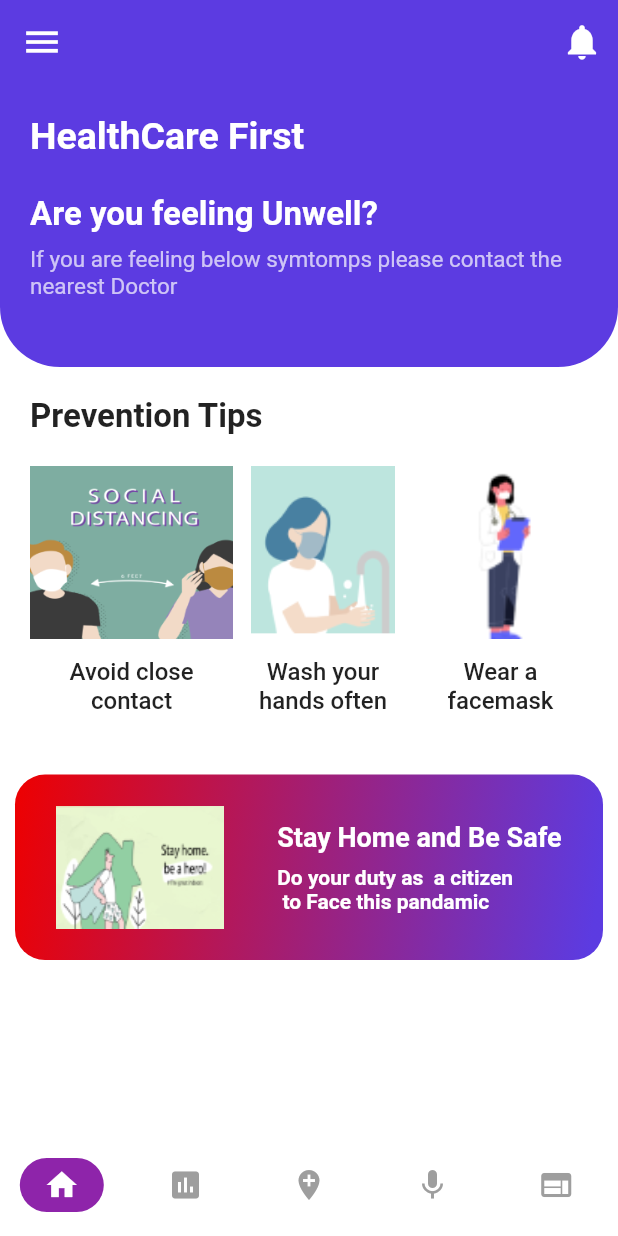
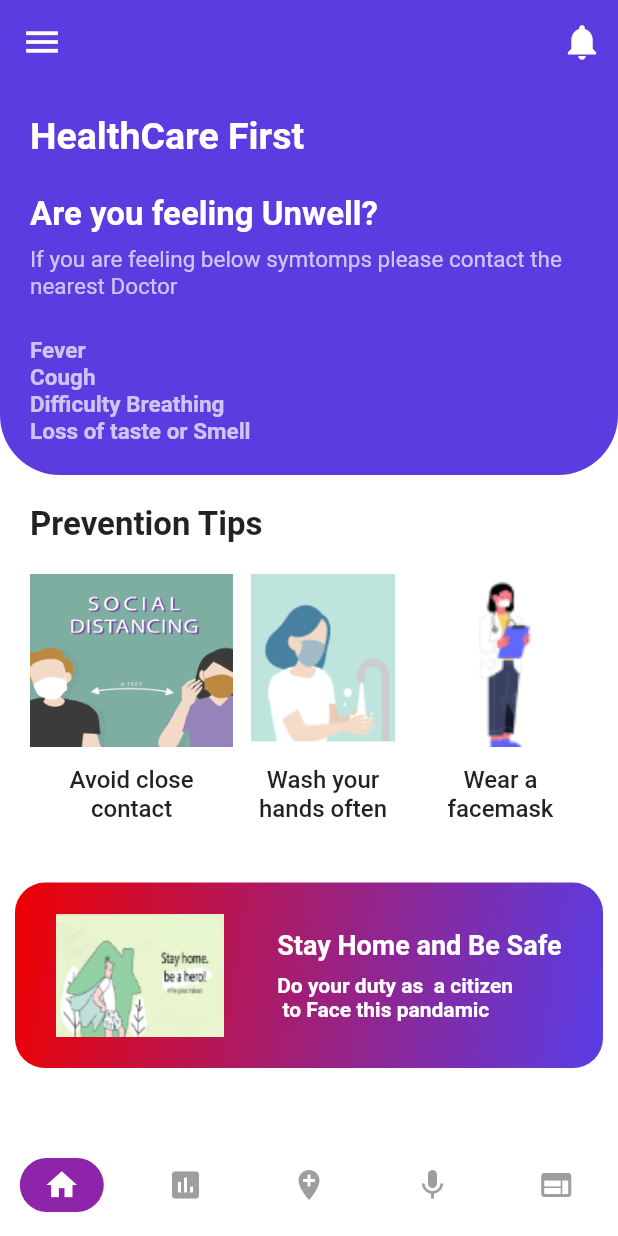
Before and after one commit to sachin96Boy/covid19StatusCheakerapp, a Flutter app: the screen it shows after launch, in the side drawer, after a tap on the "notifications" icon, on a phone screen of 412 x 824 dp. Run offline on Flutter 3.47's test engine with Material 2 defaults, Android fonts, the phone set to English and light mode, and no system bars; our stand-ins replace bubble_tab_indicator, fl_chart, geolocator, google_maps_flutter, permission_handler; missing offline and left inert: flutter_cached_pdfview, flutter_inappwebview.

Commit message:
update:screens Updated

```diff
--- a/lib/main.dart
+++ b/lib/main.dart
@@ -34,7 +34,9 @@ class MyApp extends StatelessWidget {
           MapScreen.routeName: (context) => MapScreen(),
           HomeScreen.routeName: (context) => HomeScreen(),
           InformationScreen.routeName: (context) => InformationScreen(),
-          AppDrawer.routeName: (context)=> AppDrawer()
+          AppDrawer.routeName: (context)=> AppDrawer(),
+          BottomNavScreen.routeName: (context)=> BottomNavScreen()
+
         },
       ),
     );
--- a/lib/screens/bottom_nav_screen.dart
+++ b/lib/screens/bottom_nav_screen.dart
@@ -7,6 +7,7 @@ import '../screens/status_Screen.dart';
 import '../screens/information.dart';
 
 class BottomNavScreen extends StatefulWidget {
+  static const routeName = '/bottomNavScreen';
   @override
   _BottomNavScreenState createState() => _BottomNavScreenState();
 }
--- a/lib/screens/home_Screen.dart
+++ b/lib/screens/home_Screen.dart
@@ -87,6 +87,34 @@ class _HomeScreenState extends State<HomeScreen> {
                 ),
                 SizedBox(
                   height: screenHeight * 0.03,
+                ),
+                const Text(
+                  'Fever ',
+                  style: const TextStyle(
+                      color: Colors.white70,
+                      fontSize: 15.0,
+                      fontWeight: FontWeight.w700),
+                ),
+                const Text(
+                  'Cough',
+                  style: const TextStyle(
+                      color: Colors.white70,
+                      fontSize: 15.0,
+                      fontWeight: FontWeight.w700),
+                ),
+                const Text(
+                  'Difficulty Breathing',
+                  style: const TextStyle(
+                      color: Colors.white70,
+                      fontSize: 15.0,
+                      fontWeight: FontWeight.w700),
+                ),
+                const Text(
+                  'Loss of taste or Smell',
+                  style: const TextStyle(
+                      color: Colors.white70,
+                      fontSize: 15.0,
+                      fontWeight: FontWeight.w700),
                 ),
               ],
             ),
--- a/lib/widgets/appDrawer.dart
+++ b/lib/widgets/appDrawer.dart
@@ -1,3 +1,4 @@
+import 'package:covid_app/screens/bottom_nav_screen.dart';
 import 'package:flutter/material.dart';
 
 class AppDrawer extends StatelessWidget {
@@ -59,6 +60,21 @@ class AppDrawer extends StatelessWidget {
             subtitle: Text("Quarantine Unit"),
             onTap: () => Navigator.of(context).pop(),
           ),
+          Divider(
+            thickness: 1,
+            indent: 20.0,
+            endIndent: 20.0,
+            color: Colors.grey,
+          ),
+          ListTile(
+            leading: Icon(
+              Icons.arrow_back,
+              color: Colors.green,
+            ),
+            title: Text("Back to Main"),
+            onTap: () => Navigator.of(context)
+                .pushReplacementNamed(BottomNavScreen.routeName),
+          ),
         ],
       ),
     );
```
